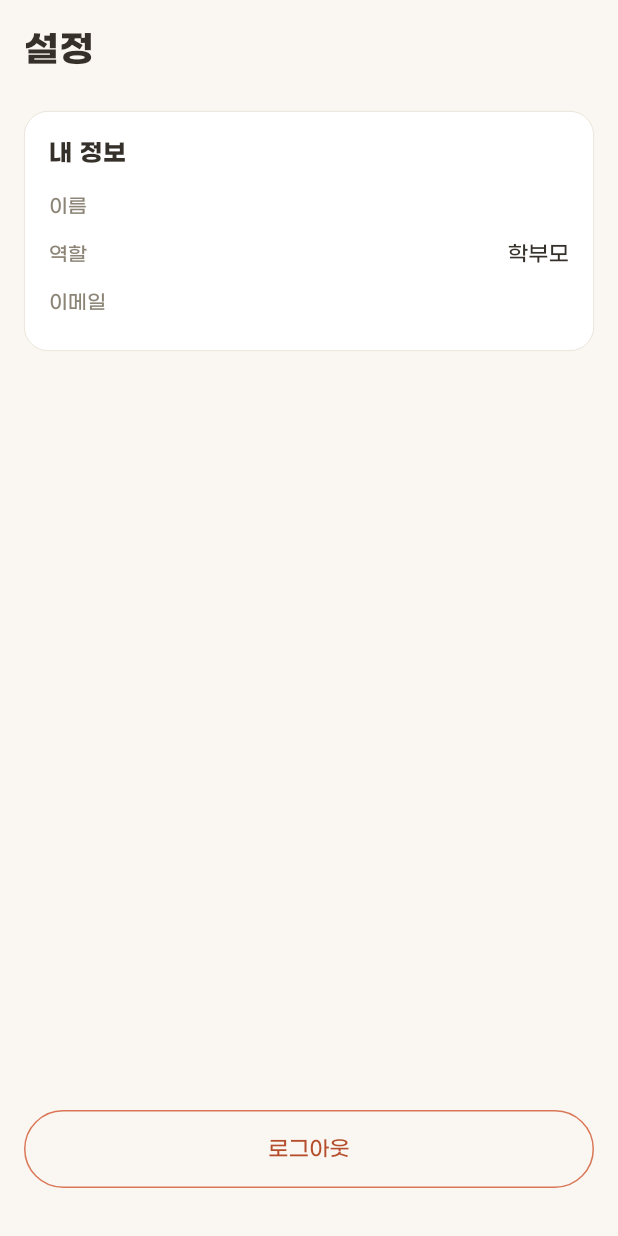
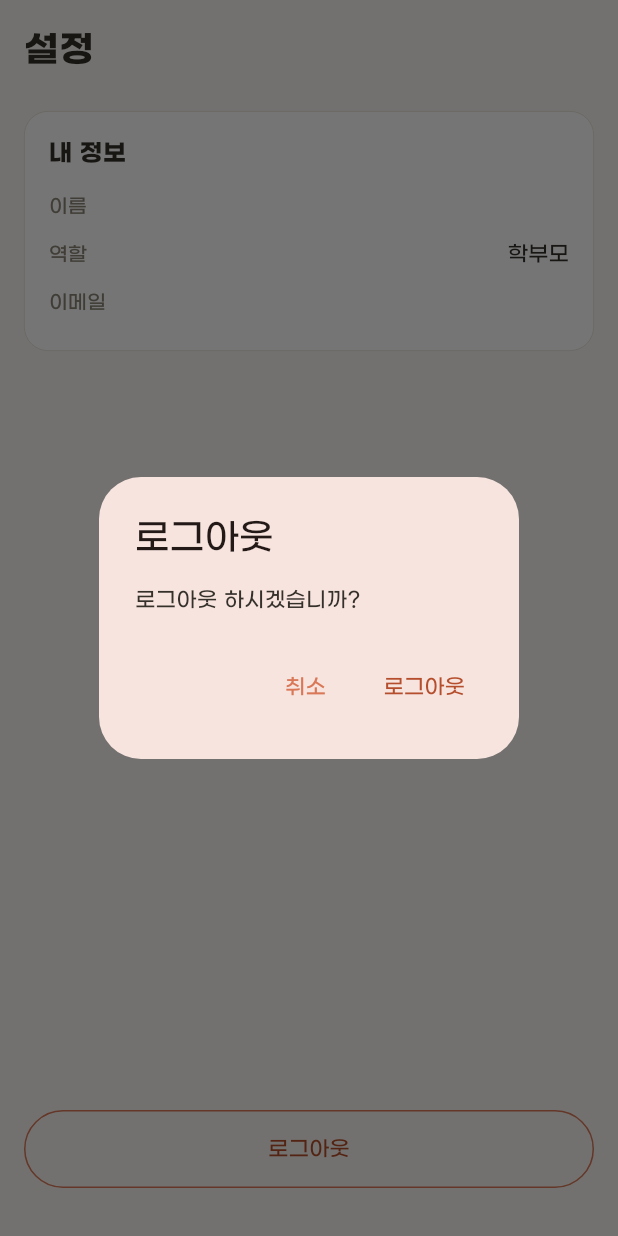
Before and after one commit to Diana-yjh/Jigeum_Yeogi, a Flutter app: the SettingsScreen screen opened directly, after a tap on "로그아웃", on a phone screen of 412 x 824 dp. Run offline on Flutter 3.47's test engine with Material 3 defaults, Android fonts, the phone set to English and light mode, and no system bars; our stand-ins replace cloud_firestore, firebase_auth, firebase_core, flutter_riverpod, table_calendar; accounts and stored records are empty; generated files the repository leaves out were written again.

Commit message:
feat :: 로그아웃 확인 알림 추가
- 설정 탭 로그아웃 시 "로그아웃 하시겠습니까?" 다이얼로그로 한 번 확인

Co-Authored-By: Claude Opus 4.8 (1M context) <noreply@anthropic.com>

```diff
--- a/lib/features/settings/settings_screen.dart
+++ b/lib/features/settings/settings_screen.dart
@@ -44,7 +44,7 @@ class SettingsScreen extends ConsumerWidget {
               SizedBox(
                 width: double.infinity,
                 child: OutlinedButton(
-                  onPressed: () => ref.read(authRepositoryProvider).signOut(),
+                  onPressed: () => _confirmSignOut(context, ref),
                   style: OutlinedButton.styleFrom(
                     foregroundColor: AppColors.primaryDeep,
                     side: const BorderSide(color: AppColors.primary),
@@ -60,6 +60,31 @@ class SettingsScreen extends ConsumerWidget {
         ),
       ),
     );
+  }
+
+  /// 로그아웃 전 확인 알림.
+  Future<void> _confirmSignOut(BuildContext context, WidgetRef ref) async {
+    final ok = await showDialog<bool>(
+      context: context,
+      builder: (ctx) => AlertDialog(
+        title: const Text('로그아웃'),
+        content: const Text('로그아웃 하시겠습니까?'),
+        actions: [
+          TextButton(
+            onPressed: () => Navigator.of(ctx).pop(false),
+            child: const Text('취소'),
+          ),
+          TextButton(
+            onPressed: () => Navigator.of(ctx).pop(true),
+            style: TextButton.styleFrom(foregroundColor: AppColors.primaryDeep),
+            child: const Text('로그아웃'),
+          ),
+        ],
+      ),
+    );
+    if (ok == true) {
+      await ref.read(authRepositoryProvider).signOut();
+    }
   }
 
   Widget _row(String label, String value) {
```
